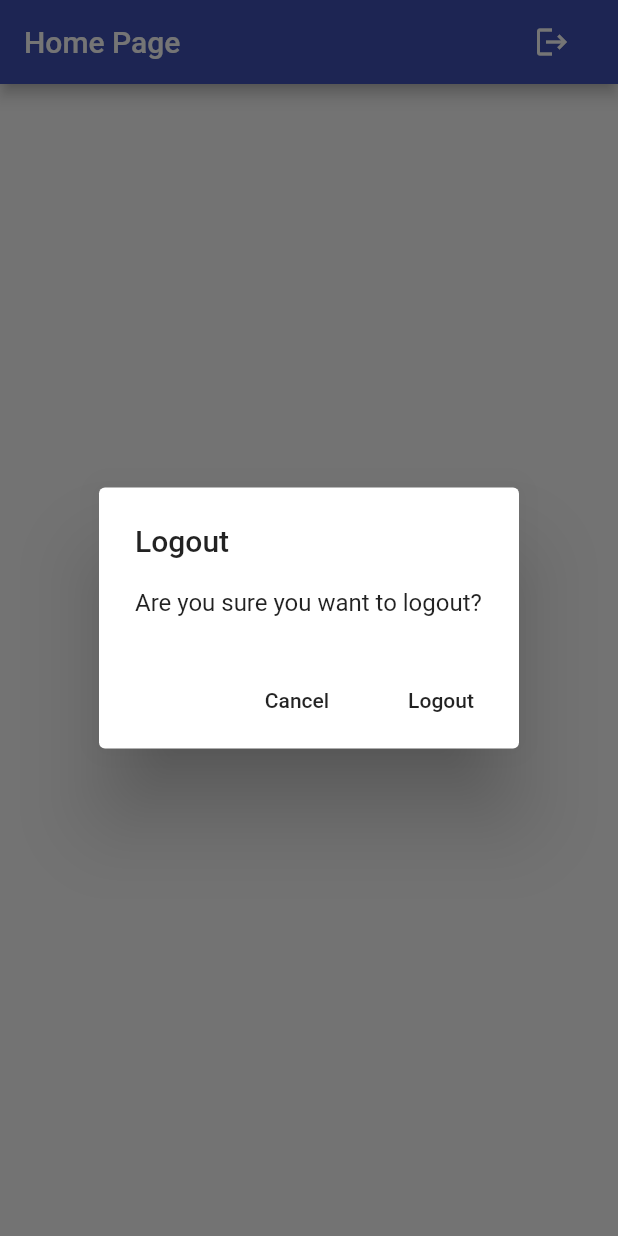
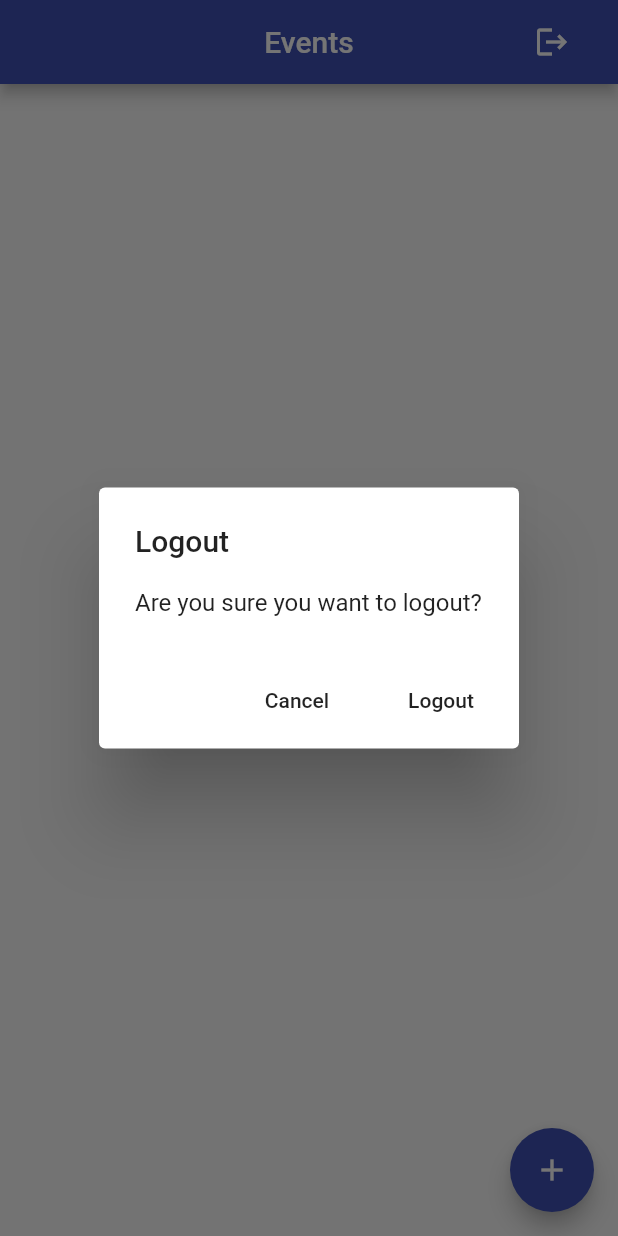
Before and after one commit to athibau2/whereyouat, a Flutter app: the screen it shows once a user with an empty profile is signed in, after a tap on the "logout" icon, on a phone screen of 412 x 824 dp. Run offline on Flutter 3.47's test engine with Material 2 defaults, Android fonts, the phone set to English and light mode, and no system bars; our stand-ins replace cloud_firestore, firebase_analytics, firebase_auth, firebase_core, font_awesome_flutter, google_sign_in; missing offline and left inert: flutter_login_facebook, latlng; accounts and stored records are empty.

Commit message:
added firestore configuration, database and api classes, events model

```diff
--- /dev/null
+++ b/lib/app/home/events_page.dart
@@ -0,0 +1,98 @@
+import 'package:firebase_auth/firebase_auth.dart';
+import 'package:flutter/material.dart';
+// import 'package:google_maps_flutter/google_maps_flutter.dart';
+import 'package:provider/provider.dart';
+import 'package:whereyouat/widgets/show_alert_dialog.dart';
+import 'package:whereyouat/widgets/show_exception_alert_dialog.dart';
+import '../../services/auth.dart';
+import '../../services/database.dart';
+import 'models/event.dart';
+import 'package:latlng/latlng.dart';
+
+class EventsPage extends StatelessWidget {
+  Future<void> _signOut(BuildContext context) async {
+    try {
+      final auth = Provider.of<AuthBase>(context, listen: false);
+      await auth.signOut();
+    } catch (err) {
+      print(err.toString());
+    }
+  }
+
+  Future<void> _confirmSignOut(BuildContext context) async {
+    final didRequestSignOut = await showAlertDialog(context,
+        title: 'Logout',
+        content: 'Are you sure you want to logout?',
+        cancelActionText: 'Cancel',
+        defaultActionText: 'Logout');
+
+    if (didRequestSignOut == true) _signOut(context);
+  }
+
+  Future<void> _createEvent(BuildContext context) async {
+    try {
+      final database = Provider.of<Database>(context, listen: false);
+      await database.createEvent(Event(
+        eventName: 'Ultimate',
+        startTime: DateTime.now(),
+        location: 'Timpview High School',
+        // latLng: LatLng(0, 0),
+      ));
+    } on FirebaseException catch (e) {
+      showExceptionAlertDialog(
+        context,
+        title: 'Operation failed',
+        exception: e,
+      );
+    }
+  }
+
+  @override
+  Widget build(BuildContext context) {
+    return Scaffold(
+      appBar: AppBar(
+        title: Text("Events"),
+        centerTitle: true,
+        actions: [
+          FlatButton(
+            child: const Icon(
+              Icons.logout,
+              color: Colors.white,
+            ),
+            onPressed: () => _confirmSignOut(context),
+          ),
+        ],
+      ),
+      floatingActionButton: FloatingActionButton(
+        child: const Icon(Icons.add),
+        onPressed: () => _createEvent(context),
+      ),
+      body: _buildContent(context),
+    );
+  }
+
+  Widget _buildContent(BuildContext context) {
+    final database = Provider.of<Database>(context, listen: false);
+    return StreamBuilder<List<Event>>(
+      stream: database.eventsStream(),
+      builder: (context, snapshot) {
+        if (snapshot.hasData) {
+          final events = snapshot.data;
+          final children =
+              events!.map((event) => Text(event.eventName)).toList();
+          return ListView(
+            children: children,
+          );
+        }
+        if (snapshot.hasError) {
+          return const Center(
+            child: Text('Some error occured'),
+          );
+        }
+        return const Center(
+          child: CircularProgressIndicator(),
+        );
+      },
+    );
+  }
+}
--- /dev/null
+++ b/lib/app/home/models/event.dart
@@ -0,0 +1,26 @@
+import 'package:flutter/material.dart';
+// import 'package:google_maps_flutter/google_maps_flutter.dart';
+import 'package:latlng/latlng.dart';
+
+class Event {
+  Event({
+    required this.eventName,
+    required this.startTime,
+    required this.location,
+    // required this.latLng,
+  });
+
+  final String eventName;
+  final DateTime startTime;
+  final String location;
+  // final LatLng latLng;
+
+  Map<String, dynamic> toMap() {
+    return {
+      'name': eventName,
+      'startTime': startTime,
+      'location': location,
+      // 'latLng': latLng,
+    };
+  }
+}
--- a/lib/app/home_page.dart
+++ /dev/null
@@ -1,44 +0,0 @@
-import 'package:firebase_auth/firebase_auth.dart';
-import 'package:flutter/material.dart';
-import 'package:provider/provider.dart';
-import 'package:whereyouat/widgets/show_alert_dialog.dart';
-import '../services/auth.dart';
-
-class HomePage extends StatelessWidget {
-  Future<void> _signOut(BuildContext context) async {
-    try {
-      final auth = Provider.of<AuthBase>(context, listen: false);
-      await auth.signOut();
-    } catch (err) {
-      print(err.toString());
-    }
-  }
-
-  Future<void> _confirmSignOut(BuildContext context) async {
-    final didRequestSignOut = await showAlertDialog(context,
-        title: 'Logout',
-        content: 'Are you sure you want to logout?',
-        cancelActionText: 'Cancel',
-        defaultActionText: 'Logout');
-
-    if (didRequestSignOut == true) _signOut(context);
-  }
-
-  @override
-  Widget build(BuildContext context) {
-    return Scaffold(
-      appBar: AppBar(
-        title: Text("Home Page"),
-        actions: [
-          FlatButton(
-            child: const Icon(
-              Icons.logout,
-              color: Colors.white,
-            ),
-            onPressed: () => _confirmSignOut(context),
-          ),
-        ],
-      ),
-    );
-  }
-}
--- a/lib/app/landing_page.dart
+++ b/lib/app/landing_page.dart
@@ -1,8 +1,9 @@
 import 'package:firebase_auth/firebase_auth.dart';
 import 'package:flutter/material.dart';
 import 'package:provider/provider.dart';
-import 'package:whereyouat/app/home_page.dart';
+import 'package:whereyouat/app/home/events_page.dart';
 import 'package:whereyouat/app/signin/signin_page.dart';
+import 'package:whereyouat/services/database.dart';
 import '../services/auth.dart';
 
 class LandingPage extends StatelessWidget {
@@ -16,7 +17,12 @@ class LandingPage extends StatelessWidget {
       builder: (context, snapshot) {
         if (snapshot.connectionState == ConnectionState.active) {
           final User? user = snapshot.data;
-          return user == null ? SigninPage.create(context) : HomePage();
+          return user == null
+              ? SigninPage.create(context)
+              : Provider<Database>(
+                  create: (_) => FirestoreDatabase(uid: user.uid),
+                  child: EventsPage(),
+                );
         } else {
           return const Scaffold(
             body: Center(
--- a/lib/main.dart
+++ b/lib/main.dart
@@ -3,7 +3,7 @@ import 'package:firebase_auth/firebase_auth.dart';
 import 'package:firebase_core/firebase_core.dart';
 import 'package:flutter/material.dart';
 import 'package:provider/provider.dart';
-import 'package:whereyouat/app/home_page.dart';
+import 'package:whereyouat/app/home/events_page.dart';
 import 'package:whereyouat/app/landing_page.dart';
 import 'package:whereyouat/services/auth.dart';
 
--- /dev/null
+++ b/lib/services/api_path.dart
@@ -0,0 +1,5 @@
+class APIPath {
+  static String event(String uid, String eventId) =>
+      'users/$uid/events/$eventId';
+  static String events(String uid) => 'users/$uid/events';
+}
--- /dev/null
+++ b/lib/services/database.dart
@@ -0,0 +1,41 @@
+import 'package:cloud_firestore/cloud_firestore.dart';
+import 'package:whereyouat/app/home/models/event.dart';
+import 'package:whereyouat/services/api_path.dart';
+
+abstract class Database {
+  Future<void> createEvent(Event event);
+  Stream<List<Event>> eventsStream();
+}
+
+class FirestoreDatabase implements Database {
+  FirestoreDatabase({required this.uid});
+  final String uid;
+
+  @override
+  Future<void> createEvent(Event event) => _setData(
+        path: APIPath.event(uid, 'event_def'),
+        data: event.toMap(),
+      );
+
+  @override
+  Stream<List<Event>> eventsStream() {
+    final path = APIPath.events(uid);
+    final reference = FirebaseFirestore.instance.collection(path);
+    final snapshots = reference.snapshots();
+    return snapshots.map((snapshot) => snapshot.docs.map((snapshot) {
+          final data = snapshot.data();
+          Timestamp date = data['startTime'];
+          return Event(
+            eventName: data['name'],
+            startTime: date.toDate(),
+            location: data['location'],
+          );
+        }).toList());
+  }
+
+  Future<void> _setData(
+      {required String path, required Map<String, dynamic> data}) async {
+    final reference = FirebaseFirestore.instance.doc(path);
+    await reference.set(data);
+  }
+}
--- a/pubspec.yaml
+++ b/pubspec.yaml
@@ -29,6 +29,8 @@ dependencies:
   google_sign_in: ^5.3.3
   flutter_login_facebook: ^1.5.0
   provider: ^6.0.3
+  google_maps_flutter: ^2.1.8
+  latlng: ^0.1.0
 
 dev_dependencies:
   flutter_test:
```
Also changed, not shown: pubspec.lock.
